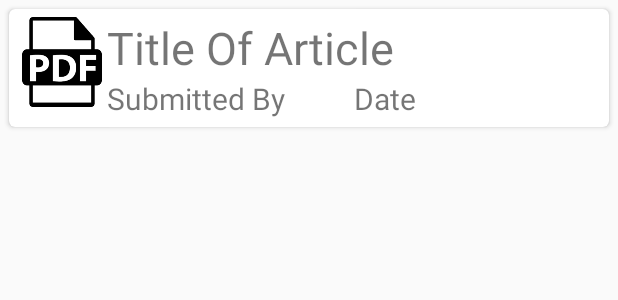
After one commit to RavneetDTU/IEEEProject, an Android app: the layout list_item_biweeklyarticle.xml on its own in the app's theme, with its tools: preview values and no code run, on a phone screen of 412 x 824 dp. The commit adds this screen. Shown: the top 300 px of the screen. Run offline under Robolectric (Android 15) with nearby library versions, the phone set to English and light mode, and no system bars.

Commit message:
Craeted Recycler View and list_items for them

```diff
--- a/app/src/main/AndroidManifest.xml
+++ b/app/src/main/AndroidManifest.xml
@@ -1,6 +1,8 @@
 <?xml version="1.0" encoding="utf-8"?>
 <manifest xmlns:android="http://schemas.android.com/apk/res/android"
     package="com.example.ravneet.ieeedtu">
+
+    <uses-permission android:name="android.permission.INTERNET"/>
 
     <application
         android:allowBackup="true"
--- /dev/null
+++ b/app/src/main/res/layout/list_item_biweeklyarticle.xml
@@ -0,0 +1,67 @@
+<?xml version="1.0" encoding="utf-8"?>
+<LinearLayout xmlns:android="http://schemas.android.com/apk/res/android"
+    xmlns:app="http://schemas.android.com/apk/res-auto"
+    xmlns:tools="http://schemas.android.com/tools"
+    android:layout_width="match_parent"
+    android:layout_height="match_parent"
+    android:orientation="vertical"
+    tools:context="com.example.ravneet.ieeedtu.activities.BiweeklyArticle">
+
+    <android.support.v7.widget.CardView
+        android:layout_width="match_parent"
+        android:layout_height="wrap_content"
+        android:layout_margin="6dp"
+        app:cardCornerRadius="4dp">
+
+        <LinearLayout
+            android:layout_width="match_parent"
+            android:padding="5dp"
+            android:layout_height="wrap_content">
+
+            <ImageView
+                android:layout_width="60dp"
+                android:layout_height="60dp"
+                android:src="@drawable/pdf"/>
+
+            <LinearLayout
+                android:layout_width="match_parent"
+                android:layout_height="wrap_content"
+                android:orientation="vertical">
+
+                <TextView
+                    android:layout_width="match_parent"
+                    android:layout_height="wrap_content"
+                    android:textSize="30dp"
+                    android:text="Title Of Article"
+                    android:id="@+id/tv_pdfTitle"/>
+
+                <LinearLayout
+                    android:layout_width="match_parent"
+                    android:layout_height="wrap_content"
+                    android:weightSum="2"
+                    android:orientation="horizontal">
+
+                    <TextView
+                        android:layout_width="match_parent"
+                        android:layout_height="wrap_content"
+                        android:textSize="20dp"
+                        android:layout_weight="1"
+                        android:text="Submitted By"/>
+
+                    <TextView
+                        android:layout_width="match_parent"
+                        android:layout_height="match_parent"
+                        android:textSize="20dp"
+                        android:layout_weight="1"
+                        android:text="Date"/>
+                </LinearLayout>
+
+
+
+            </LinearLayout>
+
+        </LinearLayout>
+
+    </android.support.v7.widget.CardView>
+
+</LinearLayout>
```
Also changed, not shown: app/src/main/java/com/example/ravneet/ieeedtu/activities/IEEECouncilActivity.java (+19 -0 lines), app/src/main/java/com/example/ravneet/ieeedtu/infrasturcture/IEEECouncil.kt (added, +10 -0 lines), app/src/main/java/com/example/ravneet/ieeedtu/infrasturcture/Notification.kt (added, +9 -0 lines), app/src/main/res/layout/activity_biweekly_article.xml (+4 -54 lines), app/src/main/res/layout/activity_ieeecouncil.xml (+4 -46 lines), app/src/main/res/layout/list_item_ieeecouncil.xml (added, +61 -0 lines).
